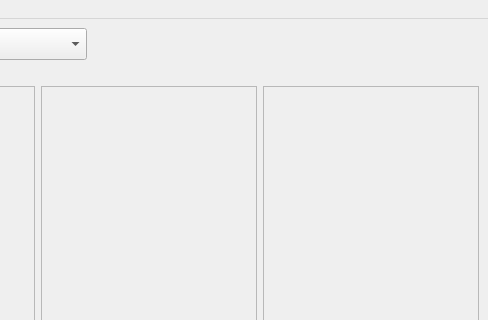
First picture: the form in ui/LumenMainWindow2.0.ui, repository Eual11/Lumen, before the edit; both pictures show x 334 to 822 and y 0 to 320 of the 822 by 615 pixel window.
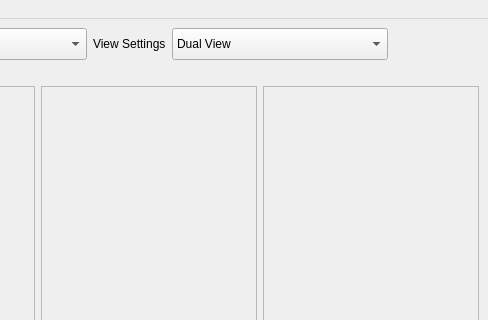
Second picture: the form after the edit. Icons and pictures are not drawn.

The edit to the form file:
```diff
--- a/ui/LumenMainWindow2.0.ui
+++ b/ui/LumenMainWindow2.0.ui
@@ -187,6 +187,59 @@
         </item>
        </widget>
       </item>
+      <item>
+       <widget class="QLabel" name="label">
+        <property name="text">
+         <string>View Settings</string>
+        </property>
+       </widget>
+      </item>
+      <item>
+       <widget class="QComboBox" name="viewerSelect">
+        <property name="sizePolicy">
+         <sizepolicy hsizetype="Maximum" vsizetype="Fixed">
+          <horstretch>0</horstretch>
+          <verstretch>0</verstretch>
+         </sizepolicy>
+        </property>
+        <property name="minimumSize">
+         <size>
+          <width>216</width>
+          <height>32</height>
+         </size>
+        </property>
+        <property name="sizeAdjustPolicy">
+         <enum>QComboBox::SizeAdjustPolicy::AdjustToMinimumContentsLengthWithIcon</enum>
+        </property>
+        <item>
+         <property name="text">
+          <string>Dual View</string>
+         </property>
+         <property name="icon">
+          <iconset resource="../RCS.qrc">
+           <normaloff>:/core/icons/dualview.svg</normaloff>:/core/icons/dualview.svg</iconset>
+         </property>
+        </item>
+        <item>
+         <property name="text">
+          <string>Slice Viewer Only</string>
+         </property>
+         <property name="icon">
+          <iconset resource="../RCS.qrc">
+           <normaloff>:/core/icons/sliceonly_view.svg</normaloff>:/core/icons/sliceonly_view.svg</iconset>
+         </property>
+        </item>
+        <item>
+         <property name="text">
+          <string>3D Viewer Only</string>
+         </property>
+         <property name="icon">
+          <iconset resource="../RCS.qrc">
+           <normaloff>:/core/icons/3donly_view.svg</normaloff>:/core/icons/3donly_view.svg</iconset>
+         </property>
+        </item>
+       </widget>
+      </item>
       <item>
        <spacer name="horizontalSpacer">
         <property name="orientation">
```
